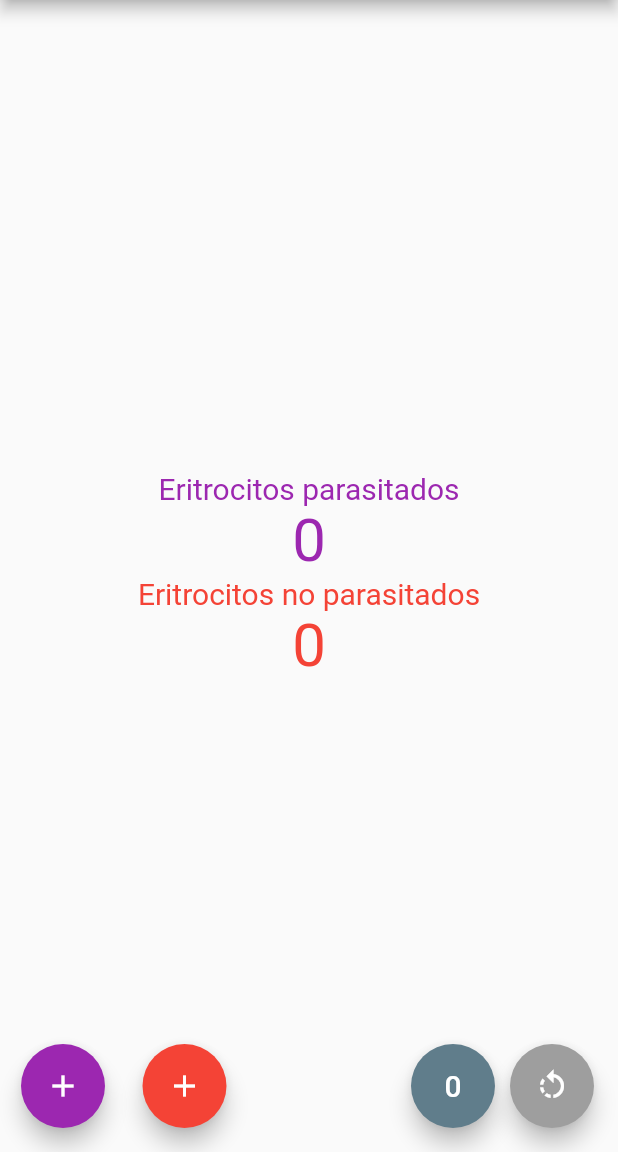
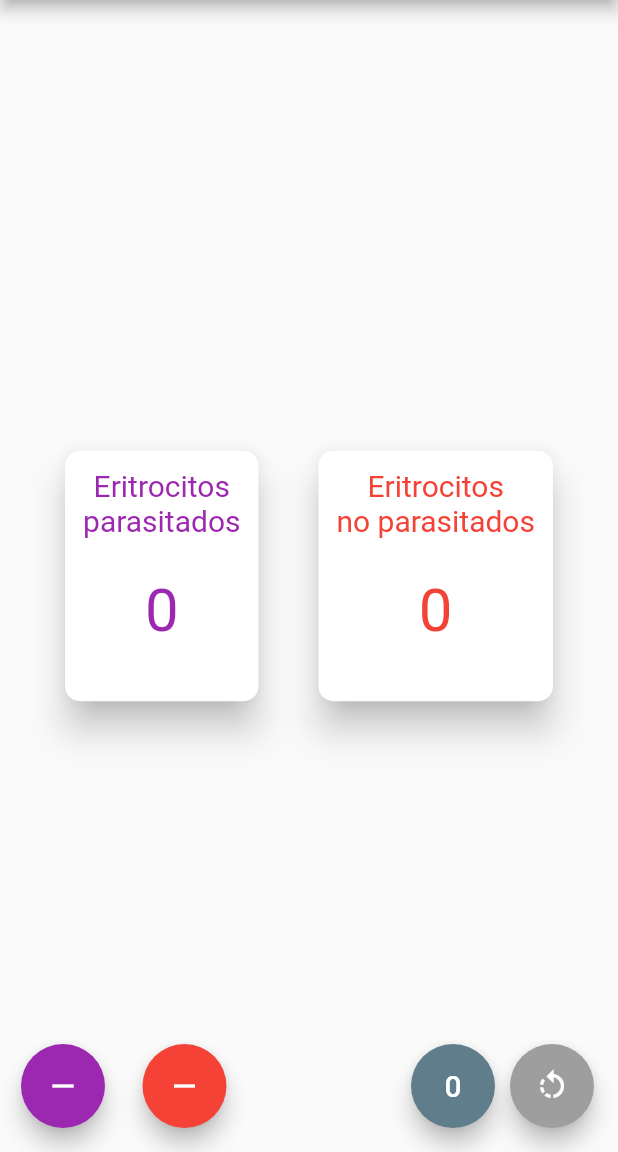
Before and after one commit to Chubvasz/Contador-celular-basico, a Flutter app: the screen it shows after launch, on a phone screen of 412 x 824 dp, the part 84-1236 px from its top. Run offline on Flutter 3.47's test engine with Material 2 defaults, Android fonts, the phone set to English and light mode, and no system bars.

Commit message:
Limite de cero al restar

```diff
--- a/lib/src/pages/home.dart
+++ b/lib/src/pages/home.dart
@@ -23,6 +23,20 @@ class _MyHomePageState extends State<MyHomePage> {
       _counterNP++;
     });
   }
+  void _decrementCounterP() {
+    setState(() {
+      if (_counterP>0) {
+        _counterP--;
+      }
+    });
+  }
+  void _decrementCounterNP() {
+    setState(() {
+      if (_counterNP>0) {
+        _counterNP--;
+      }
+    });
+  }
   void _reset() {
     setState(() {
       _counterP=0;
@@ -40,21 +54,66 @@ class _MyHomePageState extends State<MyHomePage> {
         child: Column(
           mainAxisAlignment: MainAxisAlignment.center,
           children: <Widget>[
+            Row(
+              mainAxisAlignment: MainAxisAlignment.center,
+              children: [
+                FlatButton(
+                  colorBrightness: Brightness.dark,
+                  splashColor: Colors.white,
+                  onPressed: () {_incrementCounterP();},
+                  child: Card(
+                    elevation: 10,
+                    shape: RoundedRectangleBorder(borderRadius: BorderRadius.circular(10.0)),
+                    child: Padding(
+                      padding: EdgeInsets.all(12),
+                      child: Column(
+                        children: [
                           Text(
-              'Eritrocitos parasitados',
+                            'Eritrocitos\nparasitados',
                             style: TextStyle( fontSize: 20, color: Colors.purple ),
+                            textAlign: TextAlign.center,
                           ),
-            Text(
+                          Padding(
+                            padding: EdgeInsets.all(25),
+                            child: Text(
                               '$_counterP',
                               style: TextStyle( fontSize: 40, color: Colors.purple ),
                             ),
+                          ),
+                        ],
+                      ),
+                    )
+                  )
+                ),
+                FlatButton(
+                  colorBrightness: Brightness.dark,
+                  splashColor: Colors.white,
+                  onPressed: () {_incrementCounterNP();},
+                  child: Card(
+                    elevation: 10,
+                    shape: RoundedRectangleBorder(borderRadius: BorderRadius.circular(10.0)),
+                    child: Padding(
+                      padding: EdgeInsets.all(12),
+                      child: Column(
+                        children: [
                           Text(
-              'Eritrocitos no parasitados',
+                            'Eritrocitos\nno parasitados',
                             style: TextStyle( fontSize: 20, color: Colors.red ),
+                            textAlign: TextAlign.center,
                           ),
-            Text(
+                          Padding(
+                            padding: EdgeInsets.all(25),
+                            child: Text(
                               '$_counterNP',
                               style: TextStyle( fontSize: 40, color: Colors.red ),
+                            ),
+                          ),
+                        ],
+                      ),
+                    ),
+                  ),
+                ),
+              ],
             ),
           ],
         ),
@@ -69,15 +128,15 @@ class _MyHomePageState extends State<MyHomePage> {
       children: <Widget>[
         SizedBox(width: 30.0,),
         FloatingActionButton(
-          child: Icon(Icons.add),
+          child: Icon(Icons.remove),
           backgroundColor: Colors.purple,
-          onPressed: _incrementCounterP,
+          onPressed: _decrementCounterP,
         ),
         SizedBox(width: 25.0,),
         FloatingActionButton(
-          child: Icon(Icons.add),
+          child: Icon(Icons.remove),
           backgroundColor: Colors.red,
-          onPressed: _incrementCounterNP,
+          onPressed: _decrementCounterNP,
         ),
         Expanded(child: SizedBox(),),
         FloatingActionButton(
```
Also changed, not shown: pubspec.lock. Lines whose indentation alone changed are shown as unchanged.
